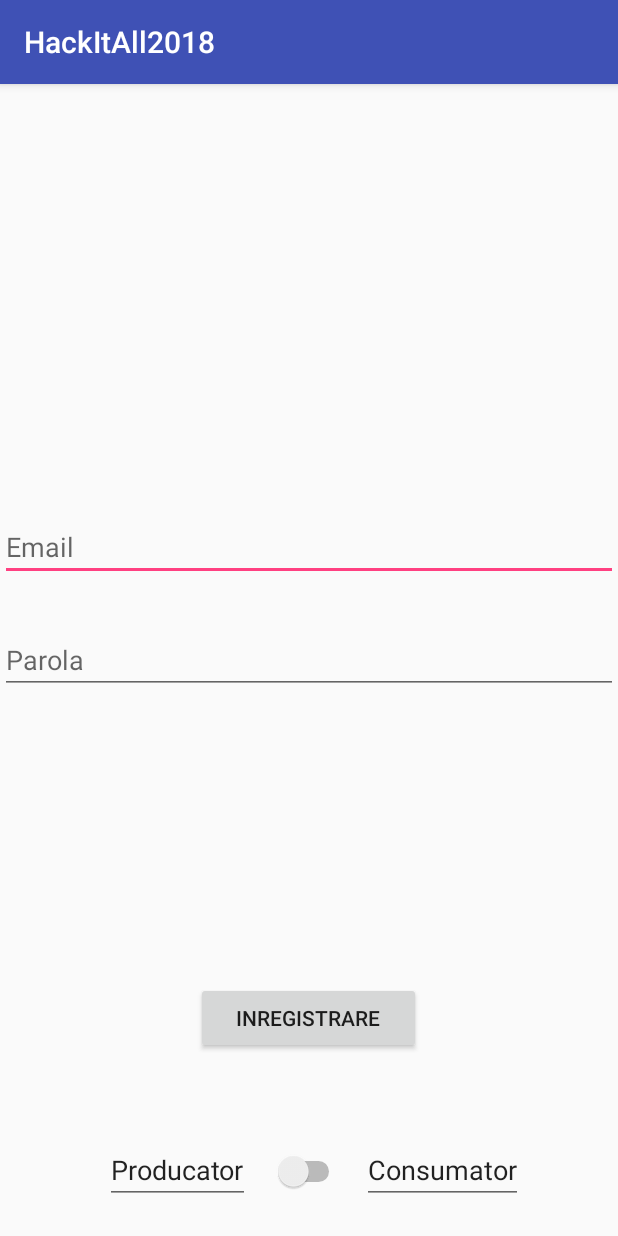
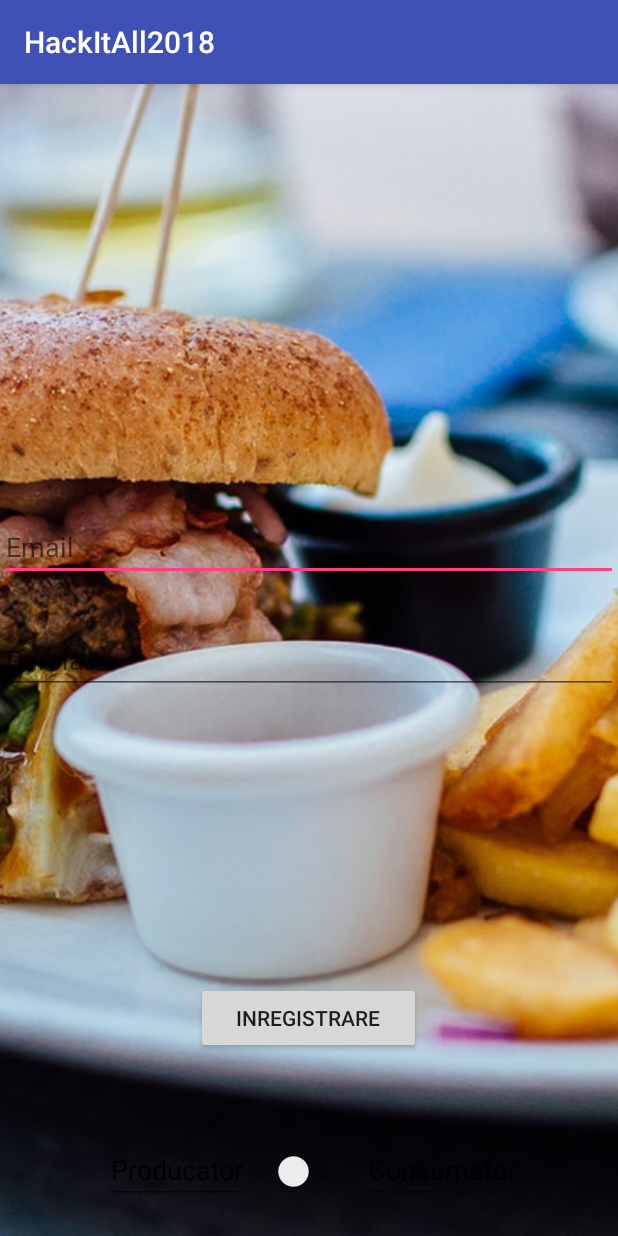
Before and after one commit to tfilip/HackItAll2018, an Android app: the RegisterActivity screen opened directly, with no data from a screen before it, on a phone screen of 412 x 824 dp. Run offline under Robolectric (Android 15) with nearby library versions, the phone set to English and light mode, and no system bars; our stand-ins replace Firebase (no records; nobody signed in at launch, a user with empty details on screens opened directly).

Commit message:
added background

```diff
--- a/app/build.gradle
+++ b/app/build.gradle
@@ -22,11 +22,13 @@ dependencies {
     implementation fileTree(dir: 'libs', include: ['*.jar'])
     implementation 'com.android.support:appcompat-v7:26.1.0'
     implementation 'com.android.support.constraint:constraint-layout:1.0.2'
-    implementation 'com.google.firebase:firebase-auth:12.0.0'
+    implementation 'com.google.firebase:firebase-auth:11.0.4'
+    implementation 'com.google.firebase:firebase-database:11.0.4'
     testImplementation 'junit:junit:4.12'
     androidTestImplementation 'com.android.support.test:runner:1.0.1'
     androidTestImplementation 'com.android.support.test.espresso:espresso-core:3.0.1'
 }
 
 
+
 apply plugin: 'com.google.gms.google-services'
--- a/app/src/main/java/ro/shaii/hackitall2018/RegisterActivity.java
+++ b/app/src/main/java/ro/shaii/hackitall2018/RegisterActivity.java
@@ -26,6 +26,8 @@ public class RegisterActivity extends AppCompatActivity {
     private EditText passwordET;
 
     private FirebaseAuth mAuth;
+
+
 
     @Override
     protected void onCreate(Bundle savedInstanceState) {
--- a/app/src/main/res/layout/activity_register.xml
+++ b/app/src/main/res/layout/activity_register.xml
@@ -4,9 +4,16 @@
     xmlns:tools="http://schemas.android.com/tools"
     android:layout_width="match_parent"
     android:layout_height="match_parent"
-
     tools:context="ro.shaii.hackitall2018.MainActivity"
     android:orientation="vertical">
+
+    <ImageView
+        android:scaleType="centerCrop"
+        android:layout_width="match_parent"
+        android:layout_height="match_parent"
+        android:src="@drawable/restaurant"
+        android:layout_centerInParent="true"
+        android:id="@+id/bgImage"/>
 
     <EditText
         android:id="@+id/loginET"
```
Also changed, not shown: app/src/main/java/ro/shaii/hackitall2018/User.java (added, +12 -0 lines), app/src/main/res/drawable/client.jpg (renamed from app/src/main/res/drawable/food-2-2.jpg), app/src/main/res/drawable/restaurant.jpg (renamed from app/src/main/res/drawable/food-1-2.jpg).
